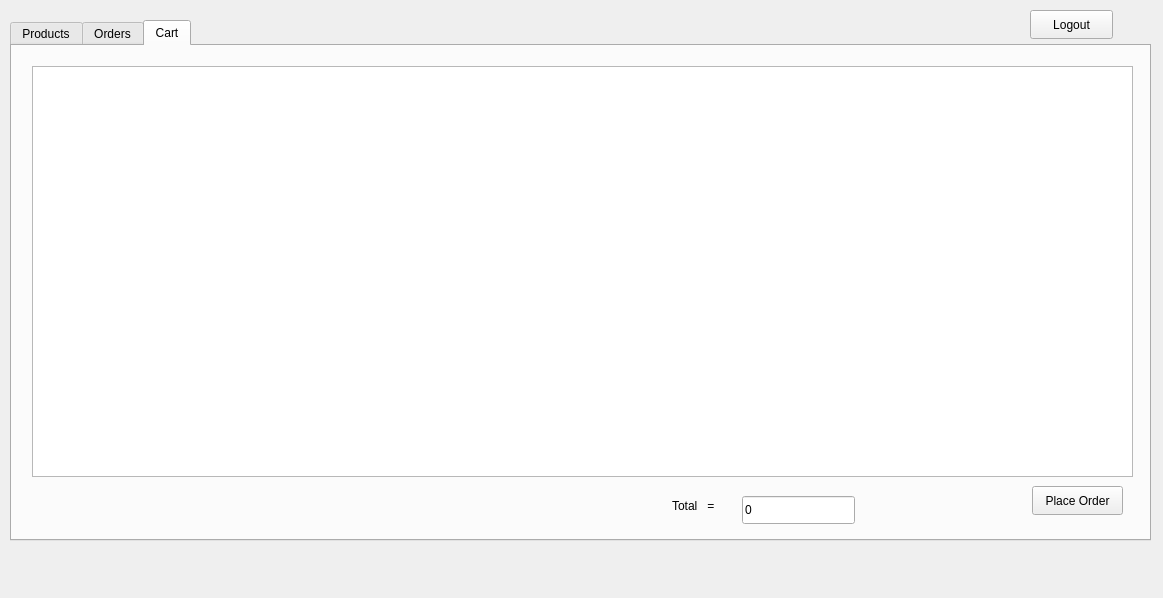
The window that userpage.ui (BilalUsmani02/OrderHub) describes before a commit, drawn with Qt 5.
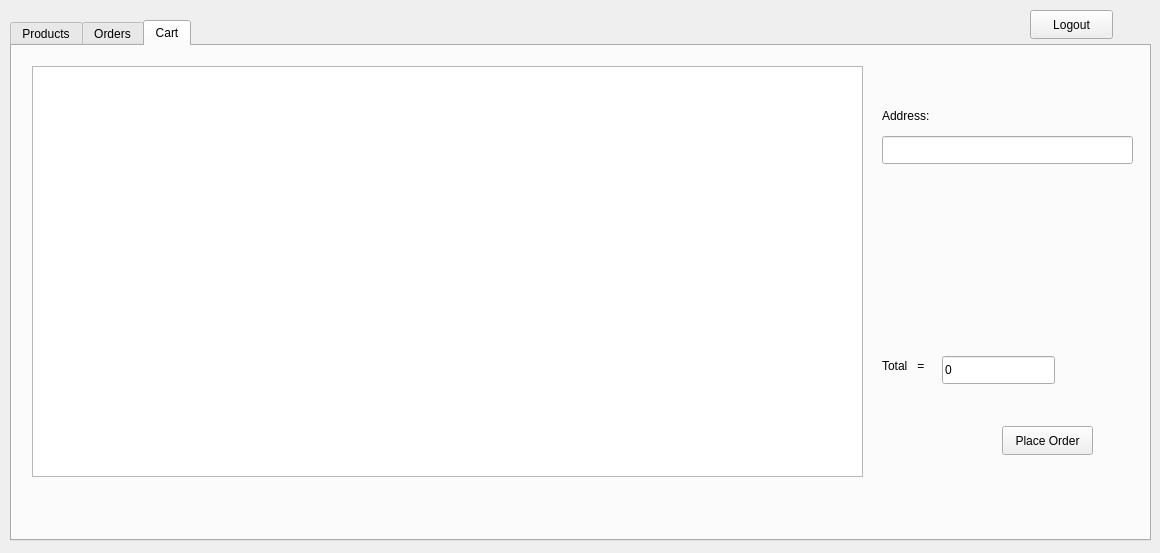
The same window after the commit. The open tabs and pages were chosen to show the change.

Patch:
```diff
--- a/userpage.ui
+++ b/userpage.ui
@@ -6,8 +6,8 @@
    <rect>
     <x>0</x>
     <y>0</y>
-    <width>1163</width>
-    <height>598</height>
+    <width>1160</width>
+    <height>553</height>
    </rect>
   </property>
   <property name="windowTitle">
@@ -70,7 +70,7 @@
       <rect>
        <x>20</x>
        <y>20</y>
-       <width>1101</width>
+       <width>831</width>
        <height>411</height>
       </rect>
      </property>
@@ -78,8 +78,8 @@
     <widget class="QLabel" name="label">
      <property name="geometry">
       <rect>
-       <x>660</x>
-       <y>450</y>
+       <x>870</x>
+       <y>310</y>
        <width>63</width>
        <height>20</height>
       </rect>
@@ -91,8 +91,8 @@
     <widget class="QLineEdit" name="orderTotal">
      <property name="geometry">
       <rect>
-       <x>730</x>
-       <y>450</y>
+       <x>930</x>
+       <y>310</y>
        <width>113</width>
        <height>28</height>
       </rect>
@@ -107,8 +107,8 @@
     <widget class="QPushButton" name="placeOrder">
      <property name="geometry">
       <rect>
-       <x>1020</x>
-       <y>440</y>
+       <x>990</x>
+       <y>380</y>
        <width>91</width>
        <height>29</height>
       </rect>
@@ -117,6 +117,29 @@
       <string>Place Order</string>
      </property>
     </widget>
+    <widget class="QLabel" name="label_2">
+     <property name="geometry">
+      <rect>
+       <x>870</x>
+       <y>60</y>
+       <width>63</width>
+       <height>20</height>
+      </rect>
+     </property>
+     <property name="text">
+      <string>Address:</string>
+     </property>
+    </widget>
+    <widget class="QLineEdit" name="address">
+     <property name="geometry">
+      <rect>
+       <x>870</x>
+       <y>90</y>
+       <width>251</width>
+       <height>28</height>
+      </rect>
+     </property>
+    </widget>
    </widget>
   </widget>
   <widget class="QPushButton" name="logout">
```
Left out of the diff: 2 changed lines with no effect on the pictures.
